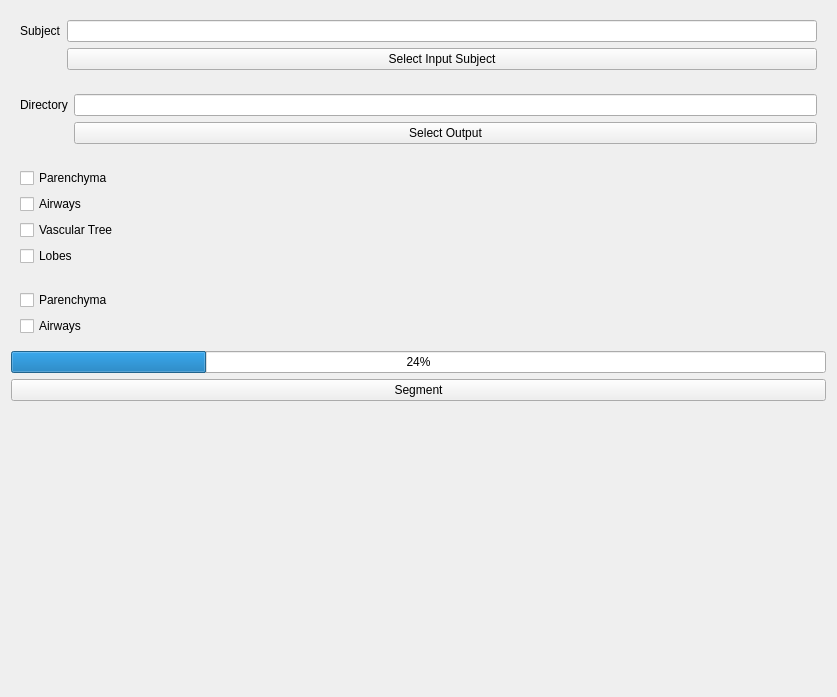
Before: the Qt Designer form LungSegmentation/Resources/UI/LungSegmentation.ui in FlorianDAVAUX/SlicerLungSegmentation, drawn with Qt 5.
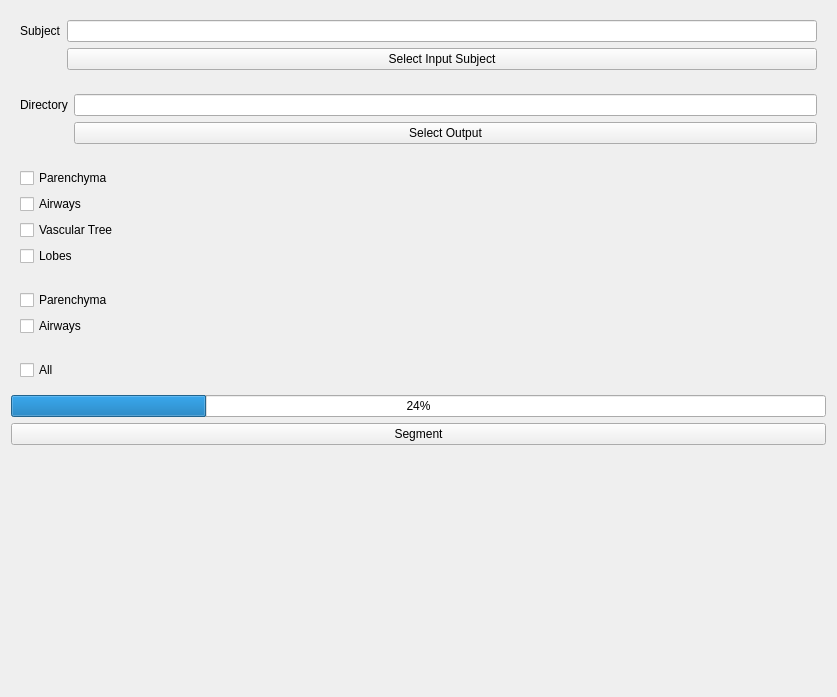
After: the same form once the commit is applied. Custom widgets are drawn as their Qt base class.

Commit message: Ajout du premier modele axial

```diff
--- a/LungSegmentation/Resources/UI/LungSegmentation.ui
+++ b/LungSegmentation/Resources/UI/LungSegmentation.ui
@@ -123,6 +123,22 @@
      </layout>
     </widget>
    </item>
+   <item>
+    <widget class="ctkCollapsibleButton" name="partsCollapsibleButton" native="true">
+     <property name="text" stdset="0">
+      <string>Axial</string>
+     </property>
+     <layout class="QFormLayout" name="formLayoutParts">
+      <item row="0" column="0">
+       <widget class="QCheckBox" name="checkBoxAxialAll">
+        <property name="text">
+         <string>All</string>
+        </property>
+       </widget>
+      </item>
+     </layout>
+    </widget>
+   </item>
    <item>
     <widget class="QProgressBar" name="progressBar">
      <property name="value">
```
The commit also changes 3 other files.
